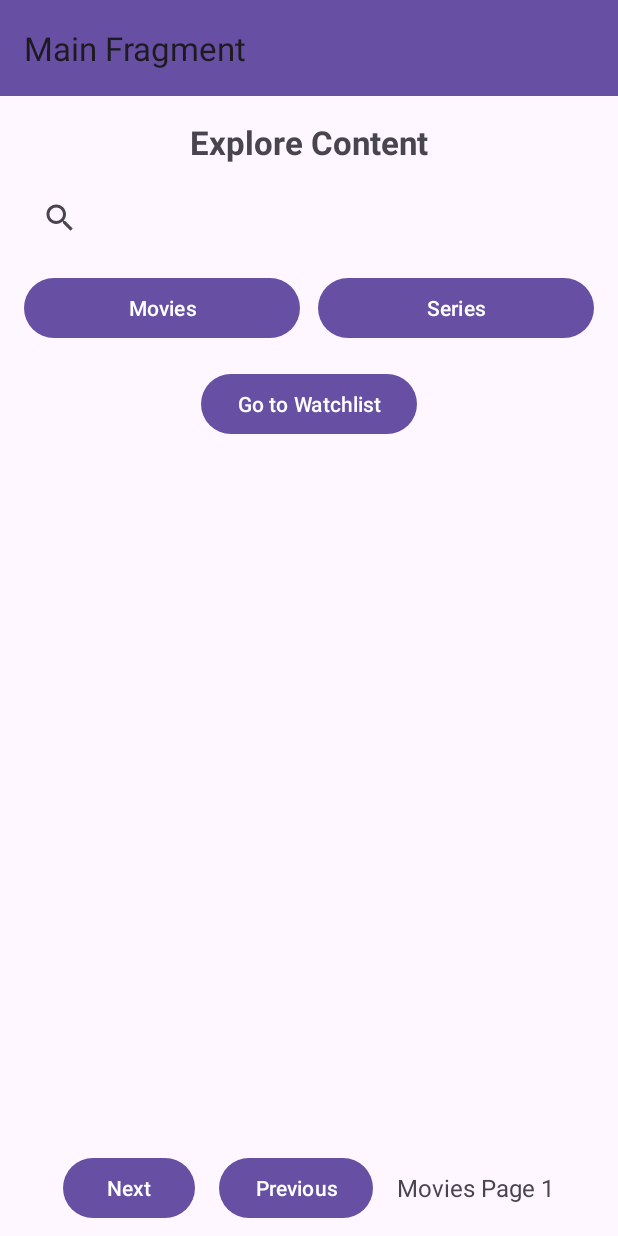
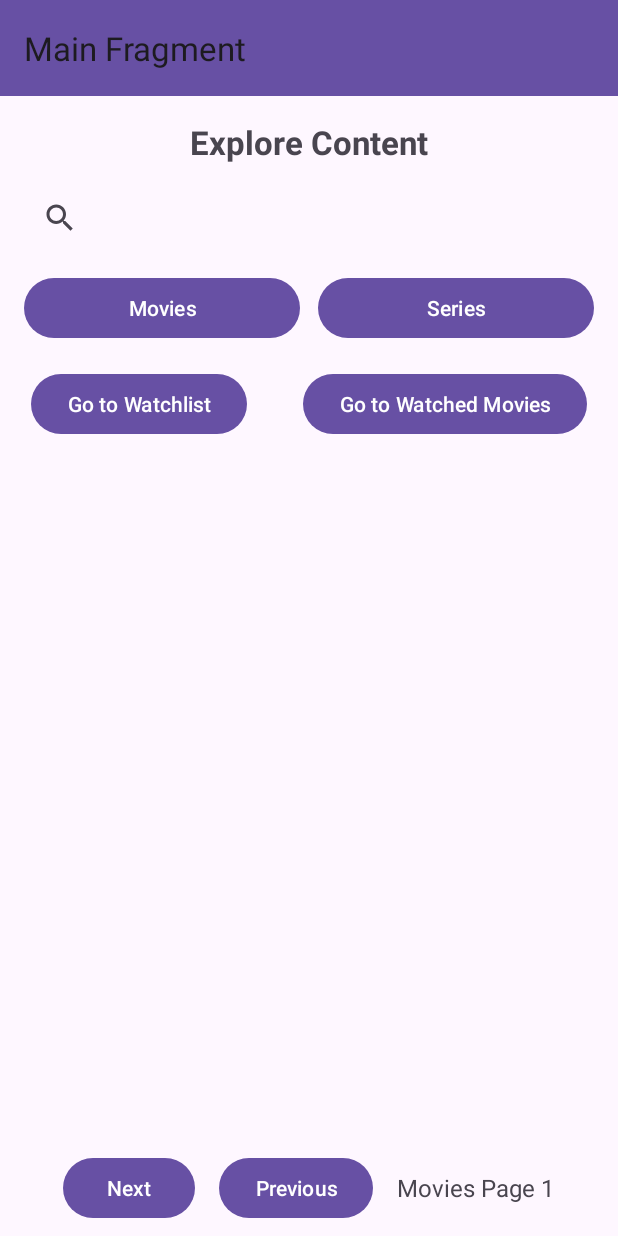
Before and after one commit to IdanVahab/BingeMe, an Android app: the screen it shows after launch (MainActivity), on a phone screen of 412 x 824 dp. Run offline under Robolectric (Android 15) with nearby library versions, the light colour scheme and no system bars; our stand-ins replace Dagger/Hilt's generated code, Room's generated code, navigation-ui, paging; pictures from the network do not load.

Commit message:
feat(layout): add watched button to main fragment layout

```diff
--- a/app/src/main/res/layout/fragment_main.xml
+++ b/app/src/main/res/layout/fragment_main.xml
@@ -63,6 +63,7 @@
     </LinearLayout>
 
     <!-- 🔹 כפתור מעבר לרשימת צפייה -->
+    <!-- 🔹 כפתורים לרשימת צפייה וסרטים שנצפו -->
     <Button
         android:id="@+id/watchlistButton"
         android:layout_width="wrap_content"
@@ -71,7 +72,20 @@
         android:layout_marginTop="16dp"
         app:layout_constraintTop_toBottomOf="@id/toggleButtonsContainer"
         app:layout_constraintStart_toStartOf="parent"
-        app:layout_constraintEnd_toEndOf="parent" />
+        app:layout_constraintEnd_toStartOf="@id/watchedButton"
+        android:layout_marginEnd="8dp" />
+
+    <Button
+        android:id="@+id/watchedButton"
+        android:layout_width="wrap_content"
+        android:layout_height="wrap_content"
+        android:text="Go to Watched Movies"
+        android:layout_marginTop="16dp"
+        app:layout_constraintTop_toBottomOf="@id/toggleButtonsContainer"
+        app:layout_constraintStart_toEndOf="@id/watchlistButton"
+        app:layout_constraintEnd_toEndOf="parent"
+        android:layout_marginStart="8dp" />
+
 
     <!-- 🔹 ProgressBar לטעינת הנתונים -->
     <ProgressBar
```
